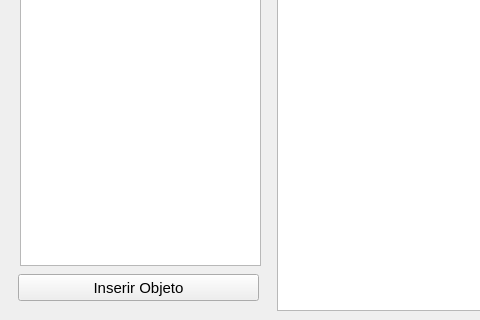
The window that CG-SGI/src/gui/forms/ui/MainWindow.ui (bsvalverde/CG-SGI) describes before a commit, drawn with Qt 5; both pictures show x 0 to 480 and y 180 to 500 of the 800 by 500 pixel window.
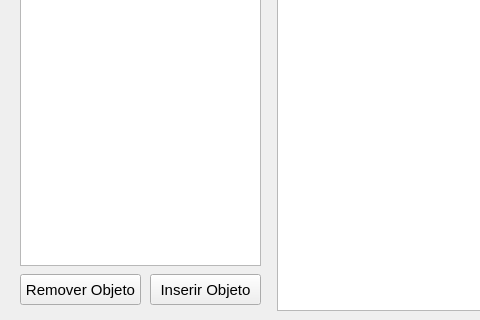
The same window after the commit. The open tabs and pages were chosen to show the change.

Commit message: Janela de inserção de objetos criada e interface principal atualizada.

Patch:
```diff
--- a/CG-SGI/src/gui/forms/ui/MainWindow.ui
+++ b/CG-SGI/src/gui/forms/ui/MainWindow.ui
@@ -268,13 +268,26 @@
          </rect>
         </property>
        </widget>
+       <widget class="QPushButton" name="btnRemoveObject">
+        <property name="geometry">
+         <rect>
+          <x>10</x>
+          <y>380</y>
+          <width>121</width>
+          <height>31</height>
+         </rect>
+        </property>
+        <property name="text">
+         <string>Remover Objeto</string>
+        </property>
+       </widget>
        <widget class="QPushButton" name="btnInsertObject">
         <property name="geometry">
          <rect>
-          <x>8</x>
+          <x>140</x>
           <y>380</y>
-          <width>241</width>
-          <height>27</height>
+          <width>111</width>
+          <height>31</height>
          </rect>
         </property>
         <property name="text">
```
Left out of the diff: 2 changed lines with no effect on the pictures. The commit also changes 15 other files.
